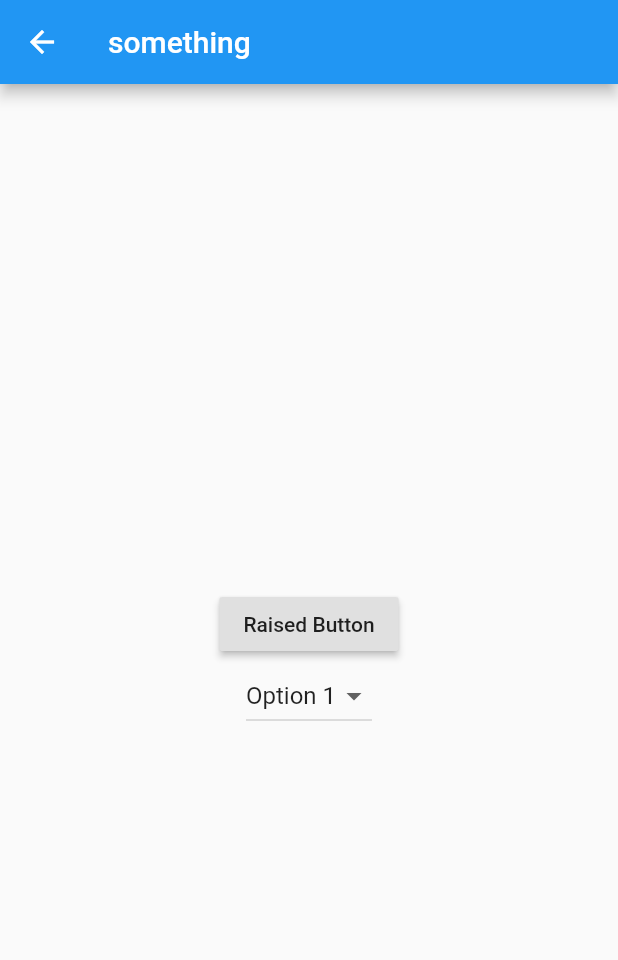
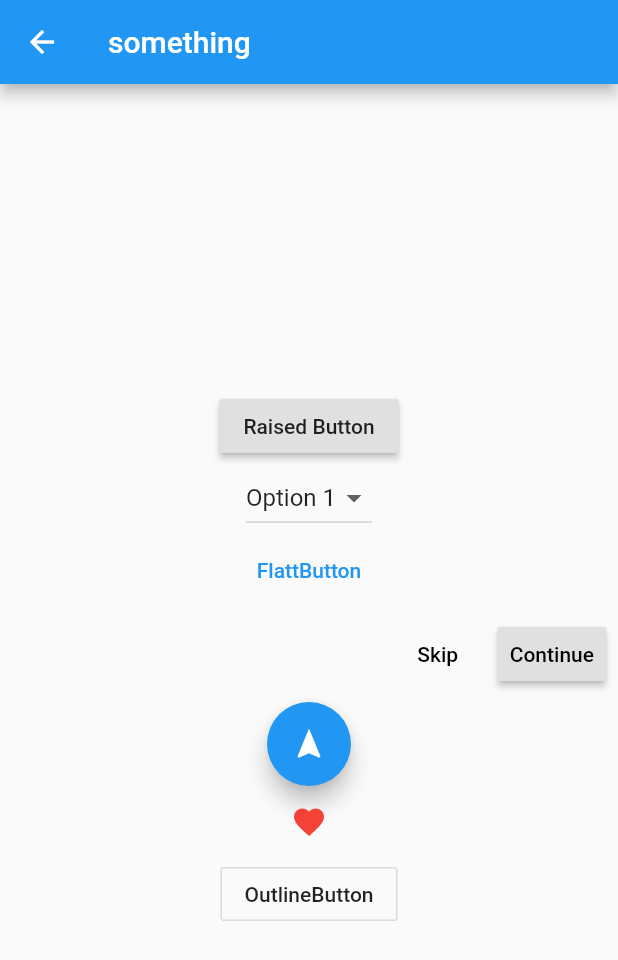
Before and after one commit to Maharba/reference_app, a Flutter app: the screen it shows after launch, after a tap on "Buttons", on a phone screen of 412 x 824 dp. Shown: the top 960 px of the screen. Run offline on Flutter 3.47's test engine with Material 2 defaults, Android fonts, the phone set to English and light mode, and no system bars.

Commit message:
Added buttons

```diff
--- a/lib/views/buttons.dart
+++ b/lib/views/buttons.dart
@@ -16,10 +16,12 @@ class Buttons extends StatelessWidget {
           child: Column(
             mainAxisAlignment: MainAxisAlignment.center,
             children: <Widget>[
+
               RaisedButton(
                 child: Text('Raised Button'),
                 onPressed: () => print("You have pressed the RaisedButton.")
               ),
+
               DropdownButton(
                 items: [
                   DropdownMenuItem(
@@ -31,7 +33,44 @@ class Buttons extends StatelessWidget {
                 ],
                 onChanged: (param) => print("Since this is a Stateless Widget, it cannot change the state of the current view." +
                 "Make this a Statefull Widget in order to modify the UI.")
-              )
+              ),
+
+              FlatButton(
+                textColor: Colors.blue,
+                child: Text("FlattButton"),
+                onPressed: () => print("You have pressed the FlattButton")
+              ),
+
+              ButtonBar(
+                children: <Widget>[
+                  FlatButton(
+                    child: Text("Skip"),
+                    onPressed: () => print("object"),
+                  ),
+                  RaisedButton(
+                    child: Text("Continue"),
+                    onPressed: () => print("object"),
+                  ),
+                ],
+              ),
+
+              FloatingActionButton(
+                child: Icon(Icons.navigation),
+                onPressed: () => print("You pressed the FAB."),
+              ),
+
+              IconButton(
+                color: Colors.red,
+                icon: Icon(Icons.favorite),
+                onPressed: () => print("You pressed the IconButton  "),
+              ),
+
+              OutlineButton(
+                child: Text("OutlineButton"),
+                onPressed: () => print("You pressed the OutlineButton"),
+              ),
+
+
             ],
           )
         )
--- a/lib/views/home.dart
+++ b/lib/views/home.dart
@@ -9,7 +9,7 @@ class MyApp extends StatelessWidget{
         style: TextStyle(
             fontSize: 28,
             fontWeight: FontWeight.bold
-        ),
+        )
       ),
       subtitle: Text(subtitle),
       leading: Icon(icon),
```
Also changed, not shown: lib/main.dart (line endings or trailing spaces).
